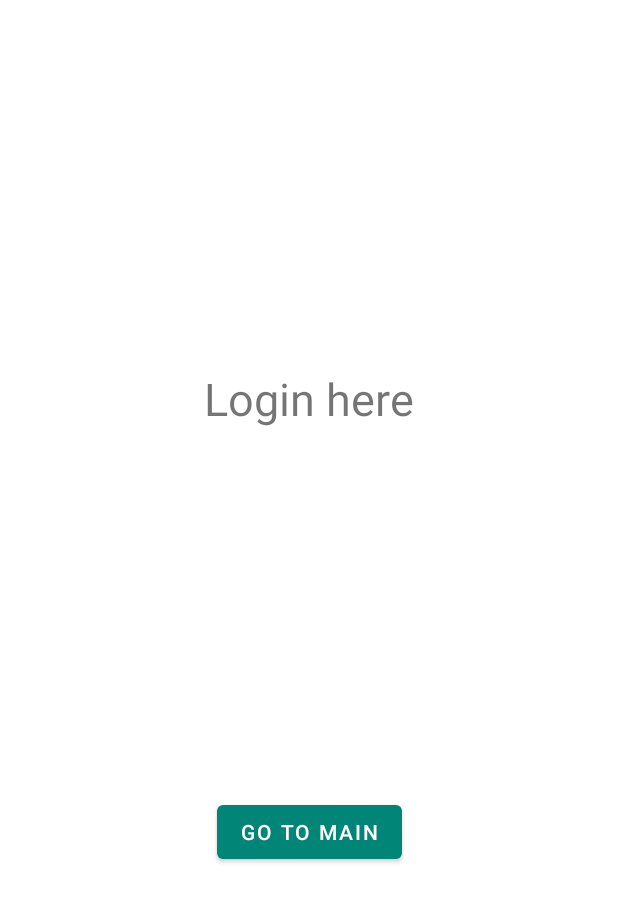
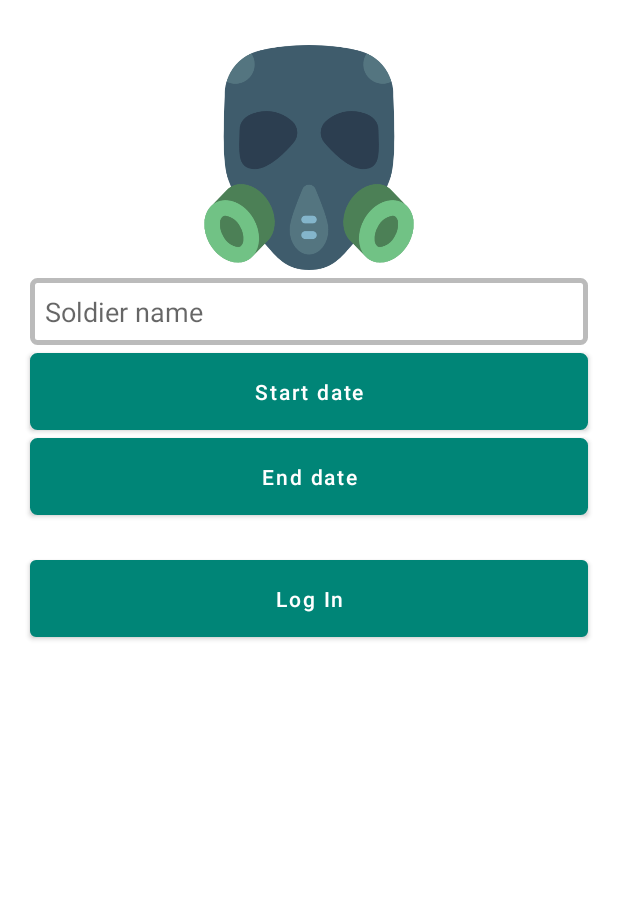
Before and after one commit to TheVigor/DembelIsComing, an Android app: the LoginFragment screen opened through its navigation route, on a phone screen of 412 x 824 dp. Shown: the top 902 px of the screen. Run offline under Robolectric (Android 15) with nearby library versions, the phone set to English and light mode, and no system bars.

Commit message:
started implementing login fragment

```diff
--- /dev/null
+++ b/app/src/main/res/drawable/login_btn_bg.xml
@@ -0,0 +1,10 @@
+<?xml version="1.0" encoding="utf-8"?>
+<selector xmlns:android="http://schemas.android.com/apk/res/android">
+    <item>
+        <shape>
+            <stroke android:color="@color/blue" android:width="1dp" />
+            <corners android:radius="3dp"/>
+            <solid android:color="@color/blue" />
+        </shape>
+    </item>
+</selector>
--- /dev/null
+++ b/app/src/main/res/drawable/login_input_bg.xml
@@ -0,0 +1,10 @@
+<?xml version="1.0" encoding="utf-8"?>
+<selector xmlns:android="http://schemas.android.com/apk/res/android">
+    <item>
+        <shape>
+            <stroke android:color="@color/grey" android:width="3dp"/>
+            <corners android:radius="3dp"/>
+            <solid android:color="@color/white"/>
+        </shape>
+    </item>
+</selector>
--- a/app/src/main/res/layout/fragment_login.xml
+++ b/app/src/main/res/layout/fragment_login.xml
@@ -5,25 +5,40 @@
                                              android:layout_width="match_parent"
                                              android:layout_height="match_parent" >
 
-    <TextView
-            android:id="@+id/login_text"
-            android:layout_width="wrap_content"
-            android:layout_height="wrap_content"
-            android:text="Login here"
-            app:layout_constraintStart_toStartOf="parent"
-            app:layout_constraintEnd_toEndOf="parent"
-            app:layout_constraintTop_toTopOf="parent"
-            app:layout_constraintBottom_toTopOf="@id/login_btn"
-            android:textSize="30dp"/>
+    <ImageView
+            android:id="@+id/login_image"
+            android:layout_width="match_parent"
+            android:layout_height="150dp"
+            android:src="@drawable/gasmask"
+            android:layout_marginStart="50dp"
+            android:layout_marginEnd="50dp"
+            android:layout_marginTop="30dp"
+            app:layout_constraintTop_toTopOf="parent"/>
+
+    <EditText
+            android:id="@+id/name_input"
+            app:layout_constraintTop_toBottomOf="@+id/login_image"
+            style="@style/login_input"
+            android:inputType="textPersonName"
+            android:hint="Soldier name"
+            android:background="@drawable/login_input_bg"/>
+
+    <Button
+            android:id="@+id/start_date_btn"
+            app:layout_constraintTop_toBottomOf="@id/name_input"
+            style="@style/login_input"
+            android:text="Start date"/>
+
+    <Button
+            android:id="@+id/end_date_btn"
+            app:layout_constraintTop_toBottomOf="@id/start_date_btn"
+            style="@style/login_input"
+            android:text="End date"/>
 
     <Button
             android:id="@+id/login_btn"
-            android:layout_width="wrap_content"
-            android:layout_height="wrap_content"
-            android:text="Go to main"
-            app:layout_constraintStart_toStartOf="@id/login_text"
-            app:layout_constraintEnd_toEndOf="@id/login_text"
-            app:layout_constraintTop_toBottomOf="@id/login_text"
-            app:layout_constraintBottom_toBottomOf="parent"/>
+            app:layout_constraintTop_toBottomOf="@+id/end_date_btn"
+            style="@style/login_button"
+            android:text="Log In"/>
 
 </android.support.constraint.ConstraintLayout>
--- a/app/src/main/res/values/colors.xml
+++ b/app/src/main/res/values/colors.xml
@@ -3,4 +3,10 @@
     <color name="colorPrimary">#008577</color>
     <color name="colorPrimaryDark">#00574B</color>
     <color name="colorAccent">#D81B60</color>
+
+    <color name="white">#FFFFFF</color>
+    <color name="black">#000000</color>
+    <color name="grey">#BBBBBB</color>
+    <color name="blue">#3897F0</color>
+
 </resources>
--- a/app/src/main/res/values/styles.xml
+++ b/app/src/main/res/values/styles.xml
@@ -19,4 +19,27 @@
 
     <style name="AppTheme.PopupOverlay" parent="ThemeOverlay.MaterialComponents.Light"/>
 
+    <style name="login_input">
+        <item name="android:layout_width">match_parent</item>
+        <item name="android:layout_height">wrap_content</item>
+        <item name="android:layout_marginTop">5dp</item>
+        <item name="android:layout_marginStart">20dp</item>
+        <item name="android:layout_marginEnd">20dp</item>
+        <item name="android:textAllCaps">false</item>
+        <item name="android:padding">10dp</item>
+        <item name="android:background">@drawable/login_input_bg</item>
+    </style>
+
+    <style name="login_button">
+        <item name="android:layout_width">match_parent</item>
+        <item name="android:layout_height">wrap_content</item>
+        <item name="android:background">@drawable/login_btn_bg</item>
+        <item name="android:textColor">@color/white</item>
+        <item name="android:layout_marginTop">30dp</item>
+        <item name="android:layout_marginStart">20dp</item>
+        <item name="android:layout_marginEnd">20dp</item>
+        <item name="android:padding">10dp</item>
+        <item name="android:textAllCaps">false</item>
+    </style>
+
 </resources>
```
Also changed, not shown: app/src/main/res/drawable/gasmask.png (added).
